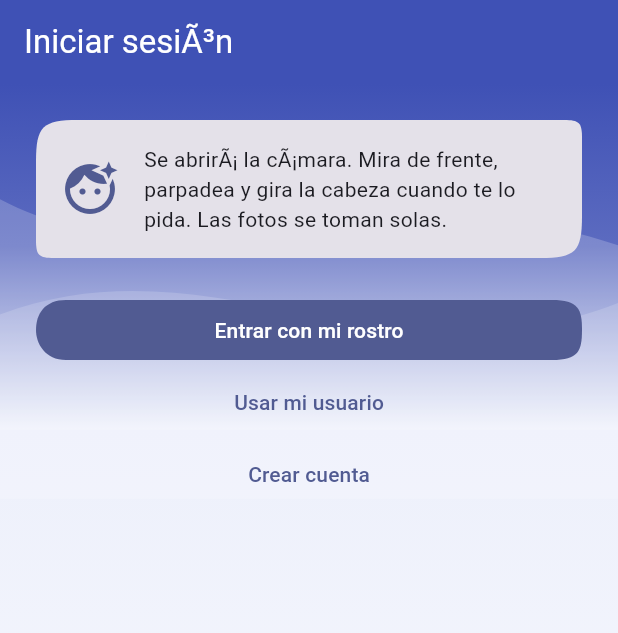
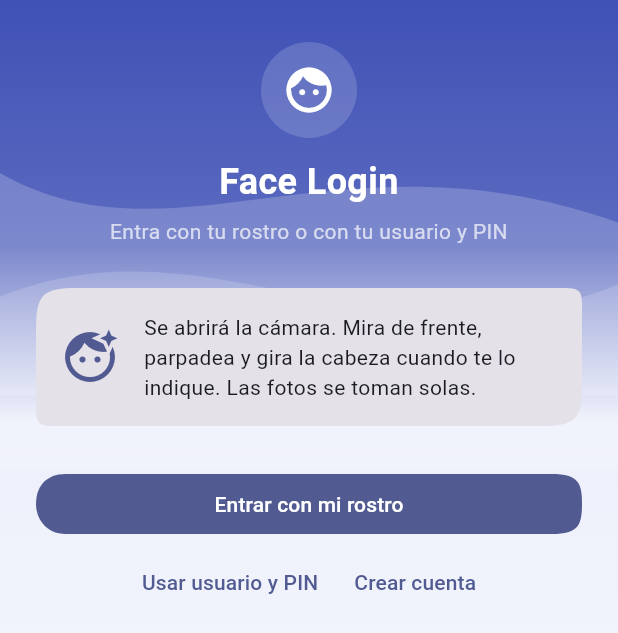
Before and after one commit to ThisIsSantiX/Login-Facial, a Flutter app: the screen it shows after launch, on a phone screen of 412 x 824 dp. Shown: the top 633 px of the screen. Run offline on Flutter 3.47's test engine with Material 3 defaults, Android fonts, the phone set to English and light mode, and no system bars; our stand-ins replace camera, shared_preferences; missing offline and left inert: google_mlkit_face_detection.

Commit message:
mejora diseño login

```diff
--- a/app/lib/main.dart
+++ b/app/lib/main.dart
@@ -7,7 +7,7 @@ import 'face_scan.dart';
 
 void main() {
   WidgetsFlutterBinding.ensureInitialized();
-  // Solo vertical: simplifica la rotaciÃ³n de la cÃ¡mara para el detector.
+  // Solo vertical: simplifica la rotación de la cámara para el detector.
   SystemChrome.setPreferredOrientations([DeviceOrientation.portraitUp]);
   runApp(const FaceLoginApp());
 }
@@ -22,7 +22,7 @@ class FaceLoginApp extends StatelessWidget {
       debugShowCheckedModeBanner: false,
       theme: ThemeData(
         colorSchemeSeed: Colors.indigo,
-        // Transiciones simples: menos trabajo para GPUs dÃ©biles.
+        // Transiciones simples: menos trabajo para GPUs débiles.
         pageTransitionsTheme: const PageTransitionsTheme(builders: {
           TargetPlatform.android: FadeUpwardsPageTransitionsBuilder(),
         }),
@@ -32,7 +32,7 @@ class FaceLoginApp extends StatelessWidget {
   }
 }
 
-/// Revisa si hay sesiÃ³n guardada y decide a quÃ© pantalla ir.
+/// Revisa si hay sesión guardada y decide a qué pantalla ir.
 class StartScreen extends StatefulWidget {
   const StartScreen({super.key});
 
@@ -60,23 +60,69 @@ class _StartScreenState extends State<StartScreen> {
       );
 }
 
-/// Explica en una tarjeta lo que va a pasar al escanear.
+/// Icono + texto explicativo. Va dentro de una BezierCard.
 class ScanInfo extends StatelessWidget {
   const ScanInfo({super.key});
 
   @override
   Widget build(BuildContext context) {
     final scheme = Theme.of(context).colorScheme;
-    return BezierCard(
-      child: Row(
+    return Row(
       children: [
         Icon(Icons.face_retouching_natural, size: 40, color: scheme.primary),
         const SizedBox(width: 16),
         const Expanded(
           child: Text(
-              'Se abrirÃ¡ la cÃ¡mara. Mira de frente, parpadea y gira la cabeza '
-              'cuando te lo pida. Las fotos se toman solas.',
+            'Se abrirá la cámara. Mira de frente, parpadea y gira la cabeza '
+            'cuando te lo indique. Las fotos se toman solas.',
           ),
+        ),
+      ],
+    );
+  }
+}
+
+/// Encabezado centrado (icono en círculo + título + subtítulo) para la
+/// zona índigo del fondo.
+class _ScreenHeader extends StatelessWidget {
+  const _ScreenHeader({
+    required this.title,
+    required this.subtitle,
+    this.icon = Icons.face,
+  });
+
+  final String title;
+  final String subtitle;
+  final IconData icon;
+
+  @override
+  Widget build(BuildContext context) {
+    return Center(
+      child: Column(
+        children: [
+          Container(
+            padding: const EdgeInsets.all(14),
+            decoration: BoxDecoration(
+              color: Colors.white.withValues(alpha: 0.16),
+              shape: BoxShape.circle,
+            ),
+            child: Icon(icon, size: 36, color: Colors.white),
+          ),
+          const SizedBox(height: 12),
+          Text(
+            title,
+            textAlign: TextAlign.center,
+            style: const TextStyle(
+              color: Colors.white,
+              fontSize: 24,
+              fontWeight: FontWeight.w700,
+            ),
+          ),
+          const SizedBox(height: 6),
+          Text(
+            subtitle,
+            textAlign: TextAlign.center,
+            style: const TextStyle(color: Colors.white70, fontSize: 14),
           ),
         ],
       ),
@@ -102,7 +148,7 @@ class _LoginScreenState extends State<LoginScreen> {
   final _pin = TextEditingController();
   bool _busy = false;
   // Por defecto se entra con el rostro; si el reconocimiento falla, se
-  // sugiere entrar con usuario y PIN (sin escÃ¡ner).
+  // sugiere entrar con usuario y PIN (sin escáner).
   bool _useUsername = false;
 
   @override
@@ -129,9 +175,10 @@ class _LoginScreenState extends State<LoginScreen> {
     } on ApiException catch (e) {
       if (!mounted) return;
       if (e.status == 401) {
-        // FallÃ³ la autenticaciÃ³n biomÃ©trica: sugiere entrar con usuario+PIN.
+        // Falló la autenticación biométrica: sugiere entrar con usuario+PIN.
         setState(() => _useUsername = true);
-        showError(context, '${e.message}. Entra con tu usuario y PIN.');
+        final msg = e.message.replaceAll(RegExp(r'\.+$'), '');
+        showError(context, '$msg. Entra con tu usuario y PIN.');
       } else {
         showError(context, e);
       }
@@ -149,7 +196,7 @@ class _LoginScreenState extends State<LoginScreen> {
       return;
     }
     if (_pin.text.length != 4) {
-      showError(context, 'Escribe tu PIN de 4 dÃ­gitos.');
+      showError(context, 'Escribe tu PIN de 4 dígitos.');
       return;
     }
     setState(() => _busy = true);
@@ -169,25 +216,76 @@ class _LoginScreenState extends State<LoginScreen> {
   @override
   Widget build(BuildContext context) {
     return Scaffold(
-      appBar: AppBar(
-        title: const Text('Iniciar sesiÃ³n'),
-        backgroundColor: const Color(0xFF3F51B5),
-        foregroundColor: Colors.white,
-        elevation: 0,
+      body: BezierBackground(
+        child: SafeArea(
+          child: ListView(
+            padding: const EdgeInsets.fromLTRB(24, 28, 24, 32),
+            children: [
+              const _ScreenHeader(
+                title: 'Face Login',
+                subtitle: 'Entra con tu rostro o con tu usuario y PIN',
               ),
-      body: BezierBackground(
-        child: ListView(
-          padding: const EdgeInsets.all(24),
+              const SizedBox(height: 28),
+              BezierCard(
+                child: _useUsername ? _buildPinForm() : const ScanInfo(),
+              ),
+              const SizedBox(height: 28),
+              FilledButton(
+                style: FilledButton.styleFrom(shape: const BezierButtonShape()),
+                onPressed: _busy ? null : _login,
+                child: _busy
+                    ? const SizedBox.square(
+                        dimension: 20,
+                        child: CircularProgressIndicator(strokeWidth: 2),
+                      )
+                    : Text(_useUsername ? 'Entrar' : 'Entrar con mi rostro'),
+              ),
+              const SizedBox(height: 4),
+              Row(
+                mainAxisAlignment: MainAxisAlignment.center,
                 children: [
-            if (_useUsername) ...[
-              const SizedBox(height: 8),
+                  TextButton(
+                    onPressed: _busy
+                        ? null
+                        : () => setState(() => _useUsername = !_useUsername),
+                    child: Text(
+                      _useUsername
+                          ? 'Entrar con mi rostro'
+                          : 'Usar usuario y PIN',
+                    ),
+                  ),
+                  TextButton(
+                    onPressed: _busy
+                        ? null
+                        : () => Navigator.of(context).push(
+                              MaterialPageRoute(
+                                  builder: (_) => const RegisterScreen()),
+                            ),
+                    child: const Text('Crear cuenta'),
+                  ),
+                ],
+              ),
+            ],
+          ),
+        ),
+      ),
+    );
+  }
+
+  /// Formulario usuario + PIN (va dentro de la tarjeta Bézier).
+  Widget _buildPinForm() {
+    return Column(
+      crossAxisAlignment: CrossAxisAlignment.stretch,
+      children: [
         const Text(
-                'Entra con tu usuario y tu PIN de 4 dÃ­gitos.',
+          'Entra con tu usuario y tu PIN de 4 dígitos.',
           textAlign: TextAlign.center,
+          style: TextStyle(fontSize: 15, fontWeight: FontWeight.w600),
         ),
-              const SizedBox(height: 24),
+        const SizedBox(height: 16),
         TextField(
           controller: _username,
+          autofocus: true,
           decoration: const InputDecoration(
             labelText: 'Usuario',
             border: OutlineInputBorder(),
@@ -201,7 +299,7 @@ class _LoginScreenState extends State<LoginScreen> {
         TextField(
           controller: _pin,
           decoration: const InputDecoration(
-                  labelText: 'PIN (4 dÃ­gitos)',
+            labelText: 'PIN (4 dígitos)',
             border: OutlineInputBorder(),
             filled: true,
             fillColor: Colors.white,
@@ -211,40 +309,9 @@ class _LoginScreenState extends State<LoginScreen> {
           obscureText: true,
           maxLength: 4,
           textInputAction: TextInputAction.done,
-              ),
-            ] else
-              const ScanInfo(),
-            const SizedBox(height: 24),
-            FilledButton(
-              style: FilledButton.styleFrom(shape: const BezierButtonShape()),
-              onPressed: _busy ? null : _login,
-              child: _busy
-                  ? const SizedBox.square(
-                      dimension: 20,
-                      child: CircularProgressIndicator(strokeWidth: 2),
-                    )
-                  : Text(_useUsername ? 'Entrar' : 'Entrar con mi rostro'),
-            ),
-            TextButton(
-              onPressed: _busy
-                  ? null
-                  : () => setState(() => _useUsername = !_useUsername),
-              child: Text(
-                _useUsername ? 'Entrar solo con mi rostro' : 'Usar mi usuario',
-              ),
-            ),
-            TextButton(
-              onPressed: _busy
-                  ? null
-                  : () => Navigator.of(context).push(
-                        MaterialPageRoute(
-                            builder: (_) => const RegisterScreen()),
-                      ),
-              child: const Text('Crear cuenta'),
+          onSubmitted: _busy ? null : (_) => _loginWithPin(),
         ),
       ],
-        ),
-      ),
     );
   }
 }
@@ -275,7 +342,7 @@ class _RegisterScreenState extends State<RegisterScreen> {
       return;
     }
     if (!RegExp(r'^\d{4}$').hasMatch(_pin.text)) {
-      showError(context, 'El PIN debe tener 4 dÃ­gitos.');
+      showError(context, 'El PIN debe tener 4 dígitos.');
       return;
     }
     final photos = await FaceScanScreen.open(context);
@@ -298,35 +365,45 @@ class _RegisterScreenState extends State<RegisterScreen> {
   @override
   Widget build(BuildContext context) {
     return Scaffold(
-      appBar: AppBar(
-        title: const Text('Crear cuenta'),
-        backgroundColor: const Color(0xFF3F51B5),
-        foregroundColor: Colors.white,
-        elevation: 0,
+      body: BezierBackground(
+        child: Stack(
+          children: [
+            SafeArea(
+              child: ListView(
+                padding: const EdgeInsets.fromLTRB(24, 28, 24, 32),
+                children: [
+                  const _ScreenHeader(
+                    title: 'Crear cuenta',
+                    subtitle:
+                        'Elige tu usuario, un PIN de 4 dígitos y registra tu rostro',
+                    icon: Icons.person_add_alt_1,
                   ),
-      body: BezierBackground(
-        child: ListView(
-          padding: const EdgeInsets.all(24),
+                  const SizedBox(height: 28),
+                  BezierCard(
+                    child: Column(
+                      crossAxisAlignment: CrossAxisAlignment.stretch,
                       children: [
                         const ScanInfo(),
-            const SizedBox(height: 24),
+                        const SizedBox(height: 16),
                         TextField(
                           controller: _username,
                           decoration: const InputDecoration(
                             labelText: 'Usuario',
-                helperText: 'Letras, nÃºmeros o _ (3 a 30)',
+                            helperText: 'De 3 a 30: letras, números o _',
                             border: OutlineInputBorder(),
                             filled: true,
                             fillColor: Colors.white,
                           ),
+                          textInputAction: TextInputAction.next,
                           autocorrect: false,
                         ),
                         const SizedBox(height: 16),
                         TextField(
                           controller: _pin,
                           decoration: const InputDecoration(
-                labelText: 'PIN (4 dÃ­gitos)',
-                helperText: 'Lo usarÃ¡s para entrar sin escanear el rostro',
+                            labelText: 'PIN (4 dígitos)',
+                            helperText:
+                                'Lo usarás para entrar sin escanear tu rostro',
                             border: OutlineInputBorder(),
                             filled: true,
                             fillColor: Colors.white,
@@ -336,10 +413,15 @@ class _RegisterScreenState extends State<RegisterScreen> {
                           obscureText: true,
                           maxLength: 4,
                           textInputAction: TextInputAction.done,
+                          onSubmitted: _busy ? null : (_) => _register(),
                         ),
-            const SizedBox(height: 24),
+                      ],
+                    ),
+                  ),
+                  const SizedBox(height: 28),
                   FilledButton(
-              style: FilledButton.styleFrom(shape: const BezierButtonShape()),
+                    style:
+                        FilledButton.styleFrom(shape: const BezierButtonShape()),
                     onPressed: _busy ? null : _register,
                     child: _busy
                         ? const SizedBox.square(
@@ -347,6 +429,19 @@ class _RegisterScreenState extends State<RegisterScreen> {
                             child: CircularProgressIndicator(strokeWidth: 2),
                           )
                         : const Text('Registrar mi rostro'),
+                  ),
+                ],
+              ),
+            ),
+            Align(
+              alignment: Alignment.topLeft,
+              child: SafeArea(
+                child: IconButton(
+                  tooltip: 'Volver',
+                  icon: const Icon(Icons.arrow_back, color: Colors.white),
+                  onPressed: _busy ? null : () => Navigator.of(context).pop(),
+                ),
+              ),
             ),
           ],
         ),
@@ -370,7 +465,7 @@ class HomeScreen extends StatelessWidget {
         elevation: 0,
         actions: [
           IconButton(
-            tooltip: 'Cerrar sesiÃ³n',
+            tooltip: 'Cerrar sesión',
             icon: const Icon(Icons.logout),
             onPressed: () async {
               await Api.logout();
```
Also changed, not shown: app/lib/design.dart (+11 -10 lines). Lines whose indentation alone changed are shown as unchanged.
